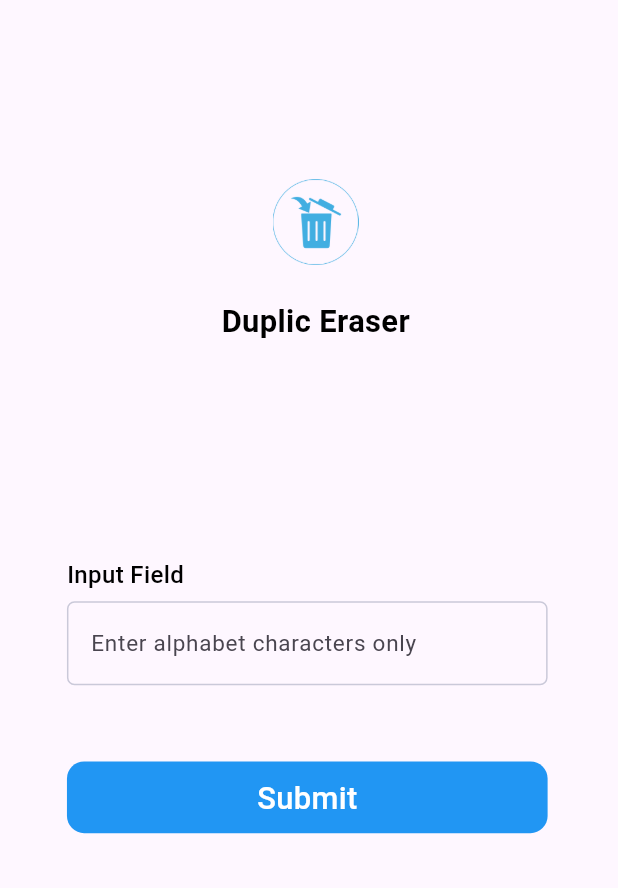
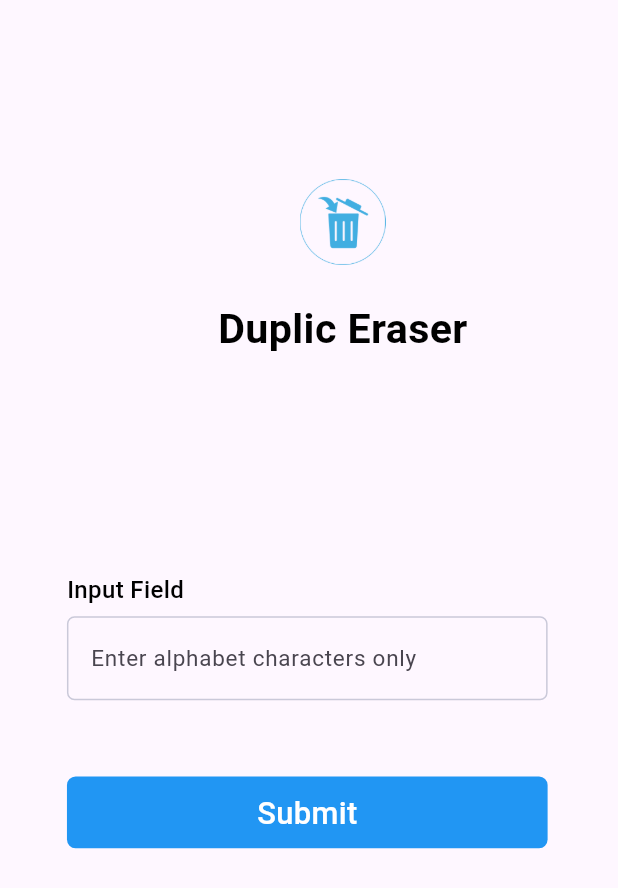
Before and after one commit to OLADISEA/Duplic-Eraser, a Flutter app: the screen it shows after launch, on a phone screen of 412 x 824 dp. Shown: the top 888 px of the screen. Run offline on Flutter 3.47's test engine with Material 3 defaults, Android fonts, the light colour scheme and no system bars; our stand-ins replace audioplayers, flutter_bloc, flutter_screenutil, fluttertoast, isar; accounts and stored records are empty; generated files the repository leaves out were written again.

Commit message:
Made some adjustments with colors, functionalities, and sizes.

```diff
--- a/lib/components/widgets/widget.dart
+++ b/lib/components/widgets/widget.dart
@@ -59,11 +59,10 @@ Widget generalButton({required String text,required void Function() onTap}){
   return InkWell(
     onTap: onTap,
     child: Container(
-      //margin: EdgeInsets.only(left: 15.w),
       width: 280.w,
       height: 40.h,
       decoration: BoxDecoration(
-        borderRadius: BorderRadius.circular(10.r),
+        borderRadius: BorderRadius.circular(5.r),
         color: Colors.blue
       ),
       child: Center(
@@ -95,13 +94,13 @@ Widget backArrow(BuildContext context){
 
 Widget titlePage({required String text, required String image}){
   return  Padding(
-    padding: EdgeInsets.only(left: 90.w),
+    padding: EdgeInsets.only(left: 88.w),
     child: Column(
       crossAxisAlignment: CrossAxisAlignment.center,
       children: [
         Image.asset(image,width: 50.w,),
         SizedBox(height: 20.w,),
-        reusableText(text: text,fontSize: 18.sp,fontWeight: FontWeight.w700),
+        reusableText(text: text,fontSize: 24.sp,fontWeight: FontWeight.w700),
       ],
     ),
   );
--- a/lib/screens/bloc/input_bloc.dart
+++ b/lib/screens/bloc/input_bloc.dart
@@ -105,11 +105,12 @@ class InputBloc extends Bloc<InputEvents,InputState>{
 
   //This functions checks if any duplicate exists when the second page loads initially before the user taps on any card
   void _checkDuplicateAtInitialization(CheckDuplicateEvents event, Emitter<InputState> emit){
-    List<String> newList = _removeDuplicate(event, emit);
-    bool isDuplicate = checkDuplicate(newList);
+    //List<String> newList = _removeDuplicate(event, emit);
+    bool isDuplicate = checkDuplicate(event.characters);
     '''emit updated string state
     Here, the original list will be sent back to the state so that the value remains the same
     before the user starts removing duplicate''';
+    print("check duplicate events");
     emit(UpdatedStringState(characters: event.characters,isDuplicate: isDuplicate));
 
   }
--- a/lib/screens/bloc/input_events.dart
+++ b/lib/screens/bloc/input_events.dart
@@ -6,10 +6,8 @@ class SubmitButtonPressed extends InputEvents{
 }
 
 class CheckDuplicateEvents extends InputEvents{
-  final String char;
   final List<String> characters;
-  final int index;
-  CheckDuplicateEvents({required this.char, required this.characters,required this.index});
+  CheckDuplicateEvents({required this.characters});
 }
 class RemoveDuplicateEvents extends InputEvents{
   final String char;
--- a/lib/screens/input_display/input_display.dart
+++ b/lib/screens/input_display/input_display.dart
@@ -69,7 +69,8 @@ class _DisplayUserInputsState extends State<DisplayUserInputs> {
                           child: ListView.builder(
                             itemCount: state.userInputs.length,
                             itemBuilder: (context, index) {
-                              final userInput = state.userInputs[index];
+                              final userInputs = state.userInputs.reversed.toList();
+                              final userInput = userInputs[index];
                               return Container(
                                 margin: EdgeInsets.only(top: 10.h,left: 31.w,right: 31.w),
                                 height: 50.h,
```
Also changed, not shown: lib/screens/duplicate_remover/remover_duplicate.dart (+13 -15 lines).
